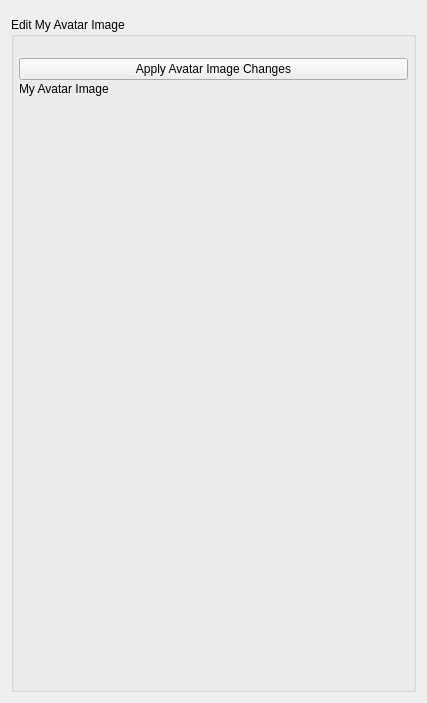
First picture: the form in AppsSrc/CommonSrc/Forms/AppletEditAvatarImage.ui, repository brettrjones-github/nolimitconnect, before the edit.
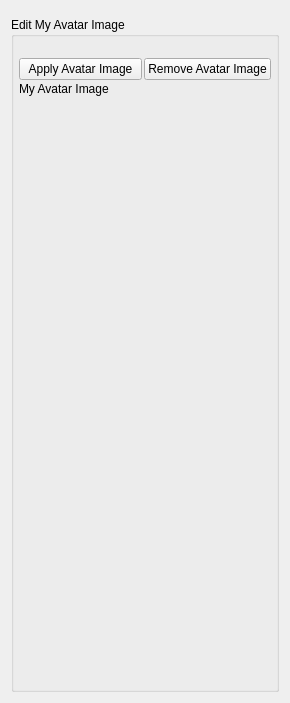
Second picture: the form after the edit. Custom widgets are drawn as their Qt base class.

```diff
--- a/AppsSrc/CommonSrc/Forms/AppletEditAvatarImage.ui
+++ b/AppsSrc/CommonSrc/Forms/AppletEditAvatarImage.ui
@@ -6,7 +6,7 @@
    <rect>
     <x>0</x>
     <y>0</y>
-    <width>427</width>
+    <width>290</width>
     <height>703</height>
    </rect>
   </property>
@@ -62,11 +62,22 @@
        </widget>
       </item>
       <item>
-       <widget class="QPushButton" name="m_ApplyAboutMeButton">
+       <layout class="QHBoxLayout" name="horizontalLayout">
+        <item>
+         <widget class="QPushButton" name="m_ApplyAvatarButton">
         <property name="text">
-         <string>Apply Avatar Image Changes</string>
-        </property>
-       </widget>
+           <string>Apply Avatar Image</string>
+          </property>
+         </widget>
+        </item>
+        <item>
+         <widget class="QPushButton" name="m_RemoveAvatarButton">
+          <property name="text">
+           <string>Remove Avatar Image</string>
+          </property>
+         </widget>
+        </item>
+       </layout>
       </item>
       <item>
        <widget class="QLabel" name="m_PictureOfMeLabel">
```
Left out of the diff: 2 changed lines with no effect on the pictures. Lines whose indentation alone changed are shown as unchanged.
